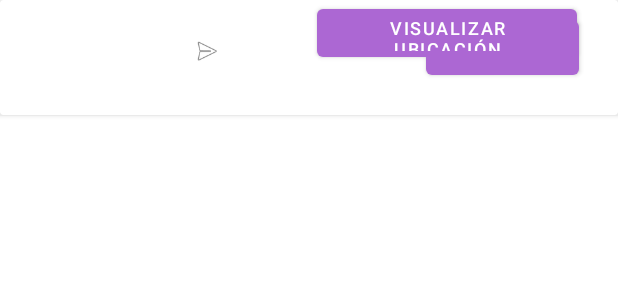
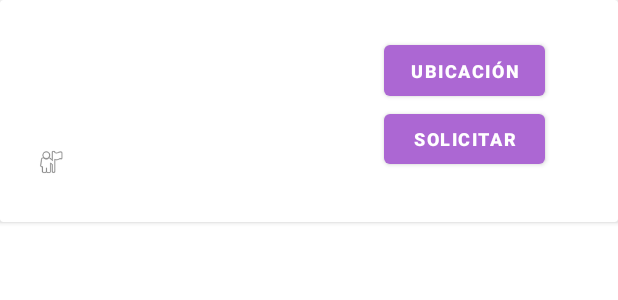
Before and after one commit to pablonoriega/AppDiscometro, an Android app: the layout vuelta_segura_item_list.xml on its own in the app's theme, with its tools: preview values and no code run, on a phone screen of 412 x 824 dp. Shown: the top 300 px of the screen. Run offline under Robolectric (Android 15) with nearby library versions, the phone set to English and light mode, and no system bars.

Commit message:
layout vuelta segura

```diff
--- a/app/src/main/res/layout/vuelta_segura_item_list.xml
+++ b/app/src/main/res/layout/vuelta_segura_item_list.xml
@@ -13,14 +13,15 @@
 
         <androidx.constraintlayout.widget.ConstraintLayout
             android:layout_width="match_parent"
-            android:layout_height="match_parent">
+            android:layout_height="148dp">
 
             <TextView
                 android:id="@+id/tv_safereturnitemlist_username"
                 android:layout_width="wrap_content"
                 android:layout_height="wrap_content"
                 android:layout_marginStart="12dp"
-                android:layout_marginTop="28dp"
+                android:layout_marginTop="24dp"
+                android:textStyle="bold"
                 app:layout_constraintStart_toEndOf="@+id/iv_safereturnitemlist_logo"
                 app:layout_constraintTop_toTopOf="parent" />
 
@@ -29,7 +30,8 @@
                 android:layout_width="wrap_content"
                 android:layout_height="wrap_content"
                 android:layout_marginStart="12dp"
-                android:layout_marginTop="10dp"
+                android:layout_marginTop="8dp"
+                android:translationY="-5dp"
                 app:layout_constraintStart_toEndOf="@+id/iv_safereturnitemlist_logo"
                 app:layout_constraintTop_toBottomOf="@+id/tv_safereturnitemlist_username" />
 
@@ -37,52 +39,61 @@
                 android:id="@+id/iv_safereturnitemlist_logo"
                 android:layout_width="68dp"
                 android:layout_height="64dp"
-                android:layout_marginStart="28dp"
+                android:layout_marginStart="16dp"
                 app:layout_constraintBottom_toBottomOf="parent"
                 app:layout_constraintStart_toStartOf="parent"
-                app:layout_constraintTop_toTopOf="parent" />
+                app:layout_constraintTop_toTopOf="parent"
+                app:layout_constraintVertical_bias="0.17" />
 
             <ImageView
                 android:id="@+id/iv_safereturnitemlist_origin"
                 android:layout_width="20dp"
                 android:layout_height="20dp"
-                android:layout_marginStart="32dp"
 
-                android:layout_marginTop="24dp"
-                app:layout_constraintStart_toEndOf="@+id/iv_safereturnitemlist_logo"
+                android:layout_marginStart="24dp"
+                app:layout_constraintBottom_toBottomOf="parent"
+                app:layout_constraintStart_toStartOf="parent"
                 app:layout_constraintTop_toTopOf="parent"
-                app:srcCompat="@android:drawable/ic_menu_send" />
+                app:layout_constraintVertical_bias="0.765"
+                app:srcCompat="@android:drawable/ic_menu_myplaces" />
 
             <TextView
                 android:id="@+id/tv_safereturnitemlist_origin"
                 android:layout_width="90dp"
                 android:layout_height="20dp"
-                android:layout_marginStart="20dp"
-                android:layout_marginTop="24dp"
+                android:layout_marginStart="8dp"
+                app:layout_constraintBottom_toBottomOf="parent"
                 app:layout_constraintStart_toEndOf="@+id/iv_safereturnitemlist_origin"
-                app:layout_constraintTop_toTopOf="parent" />
+                app:layout_constraintTop_toTopOf="parent"
+                app:layout_constraintVertical_bias="0.765" />
 
             <Button
                 android:id="@+id/btn_safereturnitemlist_join"
-                android:layout_width="102dp"
-                android:layout_height="48dp"
-                android:layout_marginTop="8dp"
+                android:layout_width="107dp"
+                android:layout_height="45dp"
+                android:layout_marginStart="256dp"
                 android:text="SOLICITAR"
                 android:textSize="12sp"
-                app:layout_constraintEnd_toEndOf="parent"
-                app:layout_constraintStart_toEndOf="@+id/tv_safereturnitemlist_origin"
-                app:layout_constraintTop_toTopOf="parent" />
+                android:textStyle="bold"
+                app:layout_constraintBottom_toBottomOf="parent"
+                app:layout_constraintStart_toStartOf="parent"
+                app:layout_constraintTop_toTopOf="parent"
+                app:layout_constraintVertical_bias="0.679"
+                tools:ignore="TouchTargetSizeCheck" />
 
             <Button
                 android:id="@+id/visualizar_ubicacion"
-                android:layout_width="173dp"
-                android:layout_height="44dp"
-                android:layout_marginStart="88dp"
-                android:text="visualizar ubicación"
+                android:layout_width="107dp"
+                android:layout_height="46dp"
+                android:layout_marginStart="256dp"
+                android:text="ubicación"
                 android:textSize="12sp"
-                app:layout_constraintEnd_toEndOf="parent"
-                app:layout_constraintStart_toEndOf="@+id/iv_safereturnitemlist_logo"
-                tools:layout_editor_absoluteY="58dp" />
+                android:textStyle="bold"
+                app:layout_constraintBottom_toTopOf="@+id/btn_safereturnitemlist_join"
+                app:layout_constraintStart_toStartOf="parent"
+                app:layout_constraintTop_toTopOf="parent"
+                app:layout_constraintVertical_bias="1.0"
+                tools:ignore="TouchTargetSizeCheck" />
 
         </androidx.constraintlayout.widget.ConstraintLayout>
     </androidx.cardview.widget.CardView>
```
